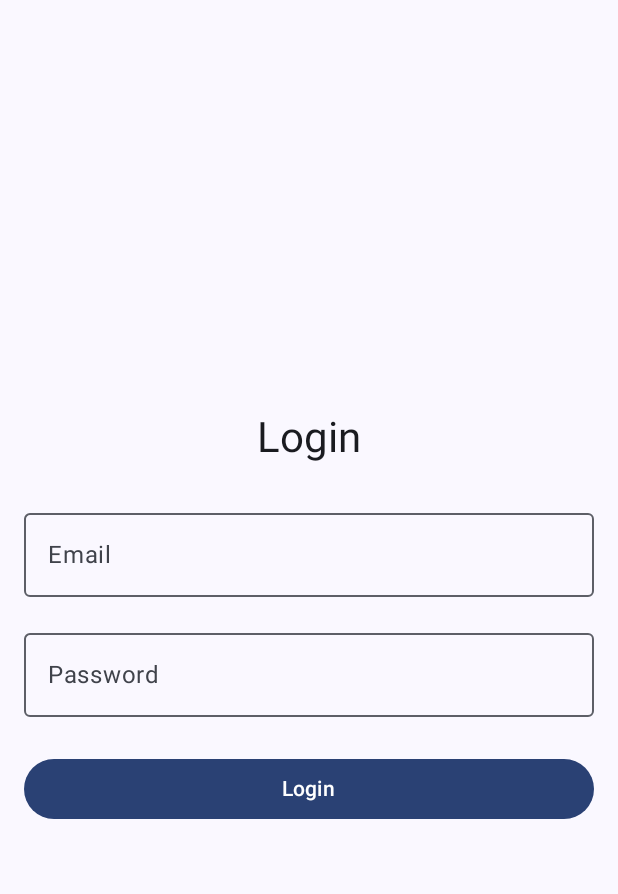
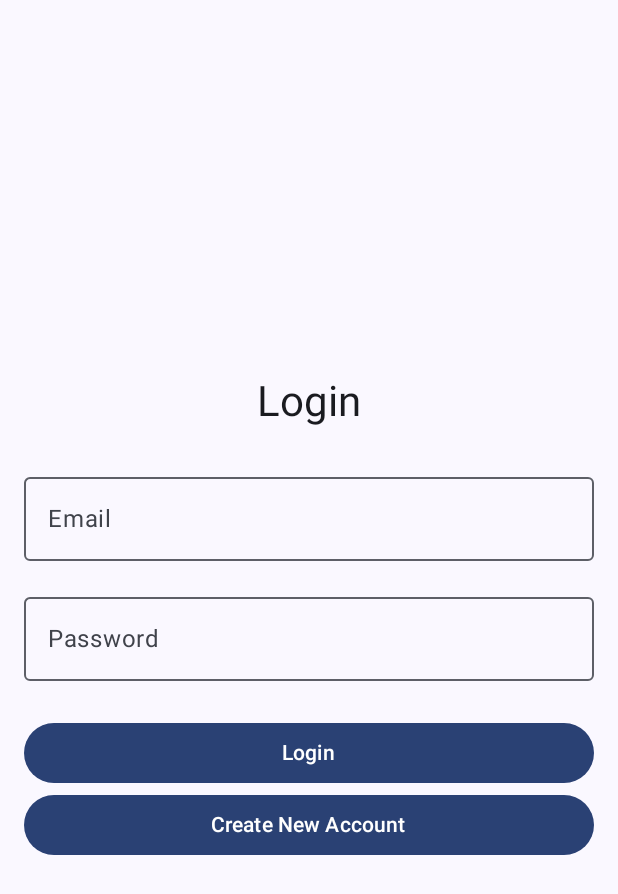
Before and after one commit to Arrtish27/The-Vault-Android, an Android app built with Jetpack Compose: the screen it shows after launch (LoginActivity before the commit, MainActivity after it), on a phone screen of 412 x 824 dp. Shown: the top 894 px of the screen. Run offline under Robolectric (Android 15) with nearby library versions, the phone set to English and light mode, and no system bars; our stand-ins replace Room's generated code.

Commit message:
Updated MainActivity to use a seperate navController to access the SignUpView and LoginView
SignUpActivity contains the SignUpView and performs basic info request to user, to create their user accounts.

LoginActivity.kt uses the data from Room to log the user into the app.

```diff
--- a/app/src/main/AndroidManifest.xml
+++ b/app/src/main/AndroidManifest.xml
@@ -12,6 +12,11 @@
         android:supportsRtl="true"
         android:theme="@style/Theme.TheVaultAndroid"
         tools:targetApi="31">
+        <activity
+            android:name=".authentication.SignUpActivity"
+            android:exported="false"
+            android:label="@string/title_activity_sign_up"
+            android:theme="@style/Theme.TheVaultAndroid" />
         <activity
             android:name=".HomeActivity"
             android:exported="false"
--- a/app/src/main/java/com/arrtish/godemperor/the_vault_android/MainActivity.kt
+++ b/app/src/main/java/com/arrtish/godemperor/the_vault_android/MainActivity.kt
@@ -33,6 +33,8 @@ import androidx.navigation.compose.NavHost
 import androidx.navigation.compose.composable
 import androidx.navigation.compose.rememberNavController
 import com.arrtish.godemperor.the_vault_android.authentication.LoginActivity
+import com.arrtish.godemperor.the_vault_android.authentication.LoginView
+import com.arrtish.godemperor.the_vault_android.authentication.SignUpView
 import com.arrtish.godemperor.the_vault_android.diceroller.DiceRoller
 import com.arrtish.godemperor.the_vault_android.diceroller.DiceRollerActivity
 import com.arrtish.godemperor.the_vault_android.ui.theme.TheVaultAndroidTheme
@@ -42,7 +44,23 @@ class MainActivity : ComponentActivity() {
     override fun onCreate(savedInstanceState: Bundle?) {
         super.onCreate(savedInstanceState)
         enableEdgeToEdge()
-        val intent = Intent(this, LoginActivity::class.java)
-        startActivity(intent)
+        setContent {
+            TheVaultAndroidTheme {
+                Scaffold(modifier = Modifier.fillMaxSize()) { innerPadding ->
+                    AppNavigation(modifier = Modifier.padding(innerPadding))
+                }
+            }
+        }
     }
 }
+
+@Composable
+fun AppNavigation(modifier: Modifier) {
+    val navController = rememberNavController()
+
+    // Define the NavHost with the start destination and routes
+    NavHost(navController = navController, startDestination = "login") {
+        composable("login") { LoginView(modifier,navController) }
+        composable("signup") { SignUpView(modifier,navController) }
+    }
+}
--- a/app/src/main/java/com/arrtish/godemperor/the_vault_android/authentication/LoginActivity.kt
+++ b/app/src/main/java/com/arrtish/godemperor/the_vault_android/authentication/LoginActivity.kt
@@ -17,6 +17,7 @@ import androidx.compose.ui.tooling.preview.Preview
 import androidx.compose.ui.unit.dp
 import androidx.core.content.ContextCompat.startActivity
 import androidx.lifecycle.viewmodel.compose.viewModel
+import androidx.navigation.NavController
 import com.arrtish.godemperor.the_vault_android.HomeActivity
 import com.arrtish.godemperor.the_vault_android.ui.theme.TheVaultAndroidTheme
 
@@ -24,19 +25,20 @@ class LoginActivity : ComponentActivity() {
     override fun onCreate(savedInstanceState: Bundle?) {
         super.onCreate(savedInstanceState)
         enableEdgeToEdge()
-        setContent {
-            TheVaultAndroidTheme {
-                Scaffold(modifier = Modifier.fillMaxSize()) { innerPadding ->
-                    LoginView(modifier = Modifier.padding(innerPadding))
-                }
-            }
-        }
+//        setContent {
+//            TheVaultAndroidTheme {
+//                Scaffold(modifier = Modifier.fillMaxSize()) { innerPadding ->
+//                    LoginView(modifier = Modifier.padding(innerPadding))
+//                }
+//            }
+//        }
     }
 }
 
 @Composable
 fun LoginView(
     modifier: Modifier = Modifier,
+    navController: NavController,
     viewModel: LoginViewModel = viewModel(factory = LoginViewModelFactory(LocalContext.current))
 ) {
     var email by remember { mutableStateOf("") }
@@ -101,13 +103,22 @@ fun LoginView(
         ) {
             Text("Login")
         }
+
+        Button(
+            onClick = {
+                navController.navigate("signup")
+            },
+            modifier = Modifier.fillMaxWidth()
+        ) {
+            Text("Create New Account")
+        }
     }
 }
 
-@Preview(showBackground = true)
-@Composable
-fun LoginPreview() {
-    TheVaultAndroidTheme {
-        LoginView()
-    }
-}
+//@Preview(showBackground = true)
+//@Composable
+//fun LoginPreview() {
+//    TheVaultAndroidTheme {
+//        LoginView()
+//    }
+//}
--- a/app/src/main/java/com/arrtish/godemperor/the_vault_android/authentication/User.kt
+++ b/app/src/main/java/com/arrtish/godemperor/the_vault_android/authentication/User.kt
@@ -7,7 +7,8 @@ import androidx.room.PrimaryKey
 data class User(
     @PrimaryKey(autoGenerate = true) val userId: Int = 0,
     //need to change to foreign key
-//    var userName: String,
+    var userName: String,
     var userEmail: String,
     var userPassword: String,
+    var userPhoneNumber: String
 )
--- a/app/src/main/java/com/arrtish/godemperor/the_vault_android/authentication/UserDao.kt
+++ b/app/src/main/java/com/arrtish/godemperor/the_vault_android/authentication/UserDao.kt
@@ -21,6 +21,9 @@ interface UserDao {
     @Query("SELECT * FROM users WHERE userId = :id")
     suspend fun getUserById(id: String): User?
 
+    @Query("SELECT * FROM users WHERE userEmail = :email")
+    suspend fun getUserByEmail(email: String): User?
+
     @Delete
     suspend fun delete(user: User)
 }
--- a/app/src/main/res/values/strings.xml
+++ b/app/src/main/res/values/strings.xml
@@ -6,4 +6,5 @@
     <string name="title_activity_character_gallery">CharacterGalleryActivity</string>
     <string name="title_activity_login">LoginActivity</string>
     <string name="title_activity_home">HomeActivity</string>
+    <string name="title_activity_sign_up">SignUpActivity</string>
 </resources>
```
Also changed, not shown: app/src/main/java/com/arrtish/godemperor/the_vault_android/HomeActivity.kt (+10 -0 lines), app/src/main/java/com/arrtish/godemperor/the_vault_android/authentication/LoginViewModel.kt (+43 -3 lines), app/src/main/java/com/arrtish/godemperor/the_vault_android/authentication/SignUpActivity.kt (added, +140 -0 lines).
